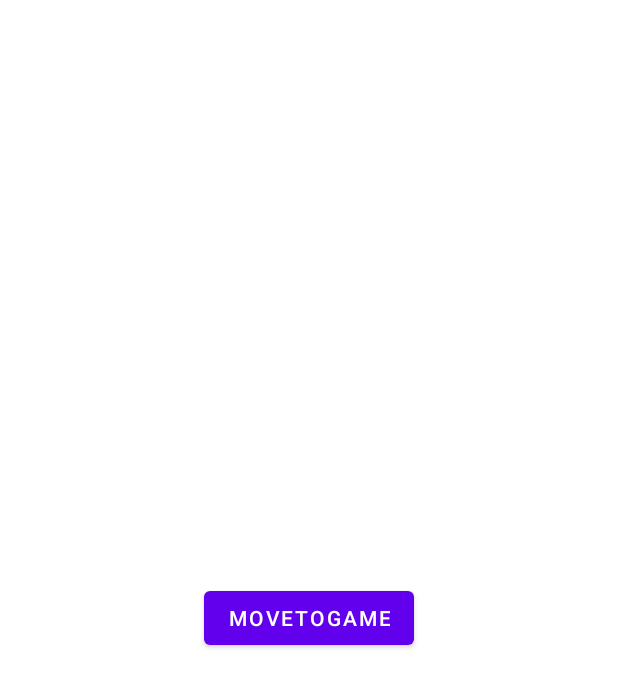
After one commit to ValentBarnabas/SpaceInvaders, an Android app: the layout activity_start.xml on its own in the app's theme, with its tools: preview values and no code run, on a phone screen of 412 x 824 dp. The commit adds this screen. Shown: the top 687 px of the screen. Run offline under Robolectric (Android 15) with nearby library versions, the phone set to English and light mode, and no system bars.

Commit message:
Some progression, mostly by former projects. Got held up at rendering, have to find a way to move forward.

```diff
--- a/app/build.gradle
+++ b/app/build.gradle
@@ -29,6 +29,9 @@ android {
     kotlinOptions {
         jvmTarget = '1.8'
     }
+    buildFeatures {
+        viewBinding true
+    }
 }
 
 dependencies {
--- /dev/null
+++ b/app/src/main/java/hu/bme/aut/hw_spaceinvaders/GameClasses/Entity.kt
@@ -0,0 +1,4 @@
+package hu.bme.aut.hw_spaceinvaders.GameClasses
+
+abstract class Entity : Steppable {
+}
--- /dev/null
+++ b/app/src/main/java/hu/bme/aut/hw_spaceinvaders/GameClasses/Steppable.kt
@@ -0,0 +1,5 @@
+package hu.bme.aut.hw_spaceinvaders.GameClasses
+
+interface Steppable {
+    fun Step()
+}
--- /dev/null
+++ b/app/src/main/res/layout/activity_start.xml
@@ -0,0 +1,18 @@
+<?xml version="1.0" encoding="utf-8"?>
+<androidx.constraintlayout.widget.ConstraintLayout xmlns:android="http://schemas.android.com/apk/res/android"
+    xmlns:app="http://schemas.android.com/apk/res-auto"
+    xmlns:tools="http://schemas.android.com/tools"
+    android:layout_width="match_parent"
+    android:layout_height="match_parent"
+    tools:context=".StartActivity">
+
+    <Button
+        android:id="@+id/button"
+        android:layout_width="wrap_content"
+        android:layout_height="wrap_content"
+        android:text="MoveToGame"
+        app:layout_constraintBottom_toBottomOf="parent"
+        app:layout_constraintEnd_toEndOf="parent"
+        app:layout_constraintStart_toStartOf="parent"
+        app:layout_constraintTop_toTopOf="parent" />
+</androidx.constraintlayout.widget.ConstraintLayout>
--- a/app/src/main/res/values/themes.xml
+++ b/app/src/main/res/values/themes.xml
@@ -1,6 +1,6 @@
 <resources xmlns:tools="http://schemas.android.com/tools">
     <!-- Base application theme. -->
-    <style name="Theme.HW_SpaceInvaders" parent="Theme.MaterialComponents.DayNight.DarkActionBar">
+    <style name="Theme.GameActive" parent="Theme.MaterialComponents.DayNight.NoActionBar">
         <!-- Primary brand color. -->
         <item name="colorPrimary">@color/purple_500</item>
         <item name="colorPrimaryVariant">@color/purple_700</item>
@@ -13,4 +13,16 @@
         <item name="android:statusBarColor" tools:targetApi="l">?attr/colorPrimaryVariant</item>
         <!-- Customize your theme here. -->
     </style>
+
+    <style name="Theme.GameInactive" parent="Theme.MaterialComponents.DayNight.DarkActionBar">
+        <item name="colorPrimary">@color/purple_500</item>
+        <item name="colorPrimaryVariant">@color/purple_700</item>
+        <item name="colorOnPrimary">@color/white</item>
+        <!-- Secondary brand color. -->
+        <item name="colorSecondary">@color/teal_200</item>
+        <item name="colorSecondaryVariant">@color/teal_700</item>
+        <item name="colorOnSecondary">@color/black</item>
+        <!-- Status bar color. -->
+        <item name="android:statusBarColor" tools:targetApi="l">?attr/colorPrimaryVariant</item>
+    </style>
 </resources>
```
Also changed, not shown: app/src/main/AndroidManifest.xml (+14 -4 lines), app/src/main/java/hu/bme/aut/hw_spaceinvaders/GameActivity.kt (added, +13 -0 lines), app/src/main/java/hu/bme/aut/hw_spaceinvaders/GameClasses/Bullet.kt (added, +7 -0 lines), app/src/main/java/hu/bme/aut/hw_spaceinvaders/GameClasses/Enemy.kt (added, +7 -0 lines), app/src/main/java/hu/bme/aut/hw_spaceinvaders/GameClasses/Game.kt (added, +74 -0 lines), app/src/main/java/hu/bme/aut/hw_spaceinvaders/GameClasses/Player.kt (added, +23 -0 lines), app/src/main/java/hu/bme/aut/hw_spaceinvaders/GameLogic/GameController.kt (added, +21 -0 lines), app/src/main/java/hu/bme/aut/hw_spaceinvaders/MainActivity.kt (deleted, +0 -11 lines), app/src/main/java/hu/bme/aut/hw_spaceinvaders/StartActivity.kt (added, +25 -0 lines), app/src/main/java/hu/bme/aut/hw_spaceinvaders/Visuals/Background.kt (added, +34 -0 lines), app/src/main/java/hu/bme/aut/hw_spaceinvaders/Visuals/GameView.kt (added, +48 -0 lines), app/src/main/java/hu/bme/aut/hw_spaceinvaders/Visuals/Rendering.kt (added, +38 -0 lines), app/src/main/res/layout/activity_game.xml (renamed from app/src/main/res/layout/activity_main.xml, +5 -9 lines).
